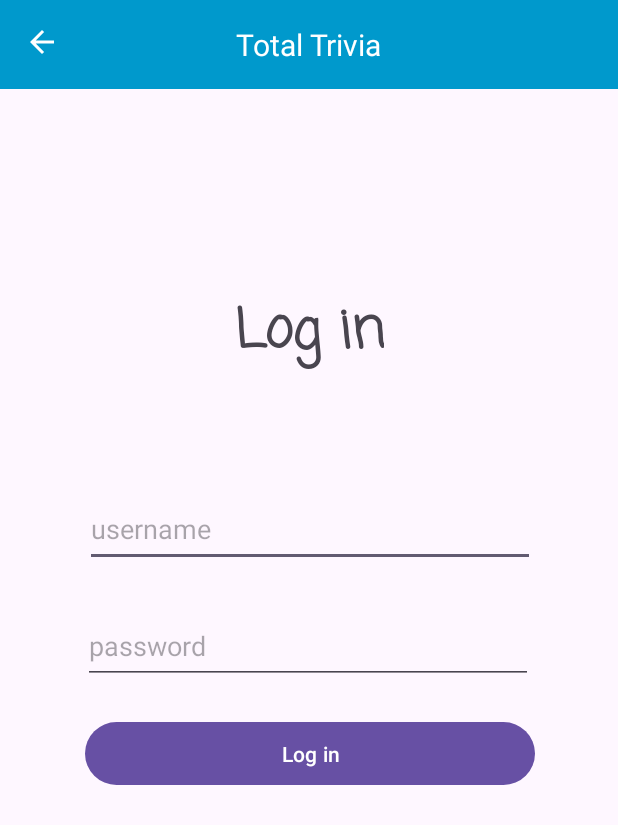
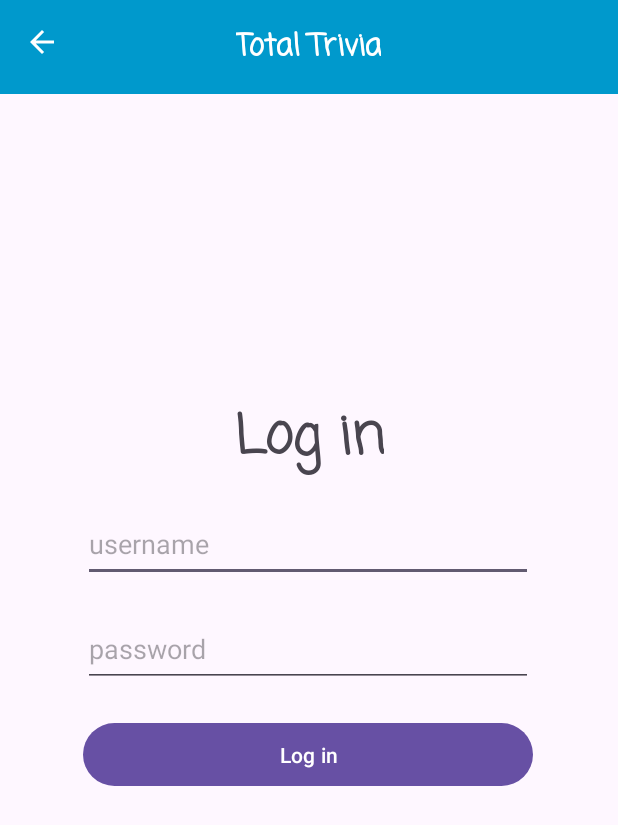
Before and after one commit to wdhurleyjr/cst338_total_trivia, an Android app: the LoginActivity screen opened directly, with no data from a screen before it, on a phone screen of 412 x 824 dp. Shown: the top 825 px of the screen. Run offline under Robolectric (Android 15) with nearby library versions, the phone set to English and light mode, and no system bars; our stand-ins replace Room's generated code.

Commit message:
- Made changes to font in tool bar. - Added recycler view interface

```diff
--- /dev/null
+++ b/app/src/main/java/com/wdhurleyjr/cst338_total_trivia/Recycler/RecyclerViewInterface.java
@@ -0,0 +1,5 @@
+package com.wdhurleyjr.cst338_total_trivia.Recycler;
+
+public interface RecyclerViewInterface {
+    void onClickItem(int position);
+}
--- a/app/src/main/res/layout/activity_login.xml
+++ b/app/src/main/res/layout/activity_login.xml
@@ -19,26 +19,26 @@
         app:layout_constraintEnd_toEndOf="parent"
         app:layout_constraintStart_toStartOf="parent"
         app:layout_constraintTop_toTopOf="parent"
-        app:layout_constraintVertical_bias="0.711" />
+        app:layout_constraintVertical_bias="0.936" />
 
     <EditText
         android:id="@+id/username_edit_text"
         android:layout_width="300dp"
         android:layout_height="50dp"
-        android:layout_marginBottom="28dp"
+        android:layout_marginBottom="20dp"
         android:hint="@string/login_activity_username"
         app:layout_constraintBottom_toTopOf="@+id/password_edit_text"
         app:layout_constraintEnd_toEndOf="parent"
-        app:layout_constraintHorizontal_bias="0.504"
+        app:layout_constraintHorizontal_bias="0.495"
         app:layout_constraintStart_toStartOf="parent" />
 
     <EditText
         android:id="@+id/password_edit_text"
         android:layout_width="300dp"
         android:layout_height="50dp"
-        android:layout_marginBottom="368dp"
+        android:layout_marginBottom="20dp"
         android:hint="@string/login_activity_password"
-        app:layout_constraintBottom_toBottomOf="parent"
+        app:layout_constraintBottom_toTopOf="@+id/login_activity_log_in_button"
         app:layout_constraintEnd_toEndOf="parent"
         app:layout_constraintHorizontal_bias="0.495"
         app:layout_constraintStart_toStartOf="parent" />
@@ -47,11 +47,10 @@
         android:id="@+id/login_activity_log_in_button"
         android:layout_width="300dp"
         android:layout_height="50dp"
+        android:layout_marginBottom="296dp"
         android:text="@string/activity_login_log_in"
         app:layout_constraintBottom_toBottomOf="parent"
         app:layout_constraintEnd_toEndOf="parent"
-        app:layout_constraintHorizontal_bias="0.504"
-        app:layout_constraintStart_toStartOf="parent"
-        app:layout_constraintTop_toBottomOf="@+id/password_edit_text"
-        app:layout_constraintVertical_bias="0.067" />
+        app:layout_constraintHorizontal_bias="0.495"
+        app:layout_constraintStart_toStartOf="parent" />
 </androidx.constraintlayout.widget.ConstraintLayout>
--- a/app/src/main/res/layout/toolbar.xml
+++ b/app/src/main/res/layout/toolbar.xml
@@ -17,6 +17,8 @@
             android:layout_height="wrap_content"
             android:layout_marginStart="16dp"
             android:textColor="@color/white"
+            android:fontFamily="casual"
+            android:textStyle="bold"
             android:textSize="20sp"
             android:layout_centerInParent="true"
             android:text="Total Trivia"/>
```
Also changed, not shown: app/src/main/java/com/wdhurleyjr/cst338_total_trivia/Activities/GameActivity.java (+6 -1 lines), app/src/main/res/layout/activity_create_account.xml (+6 -6 lines), app/src/main/res/layout/activity_game.xml (+8 -4 lines).
